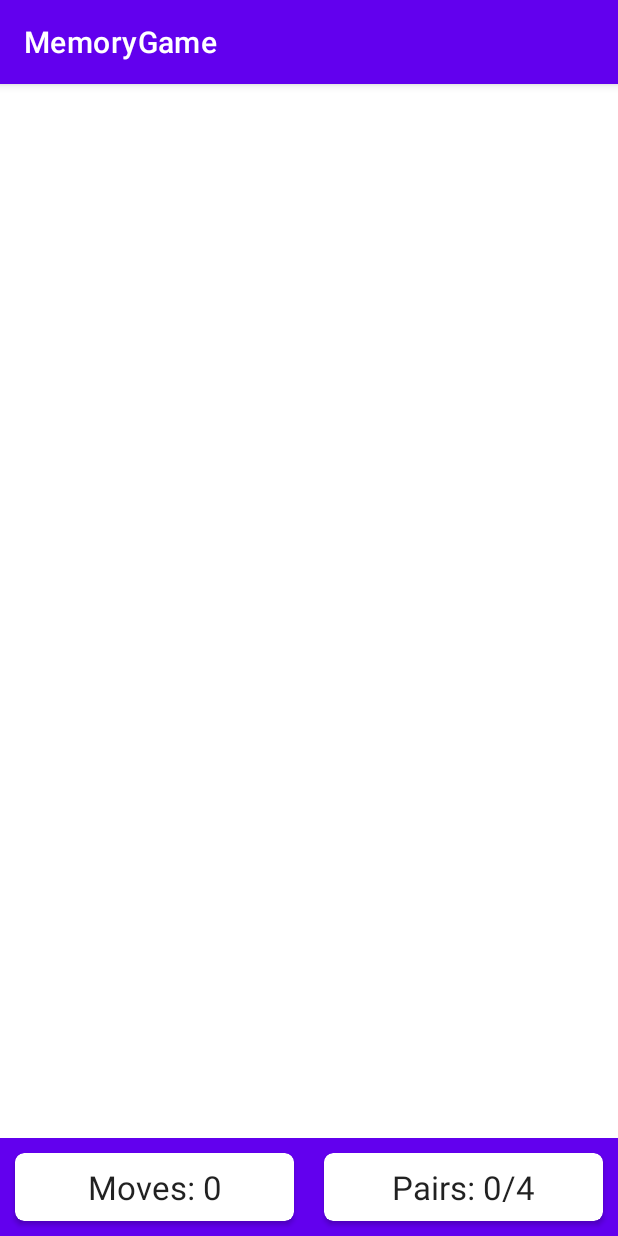
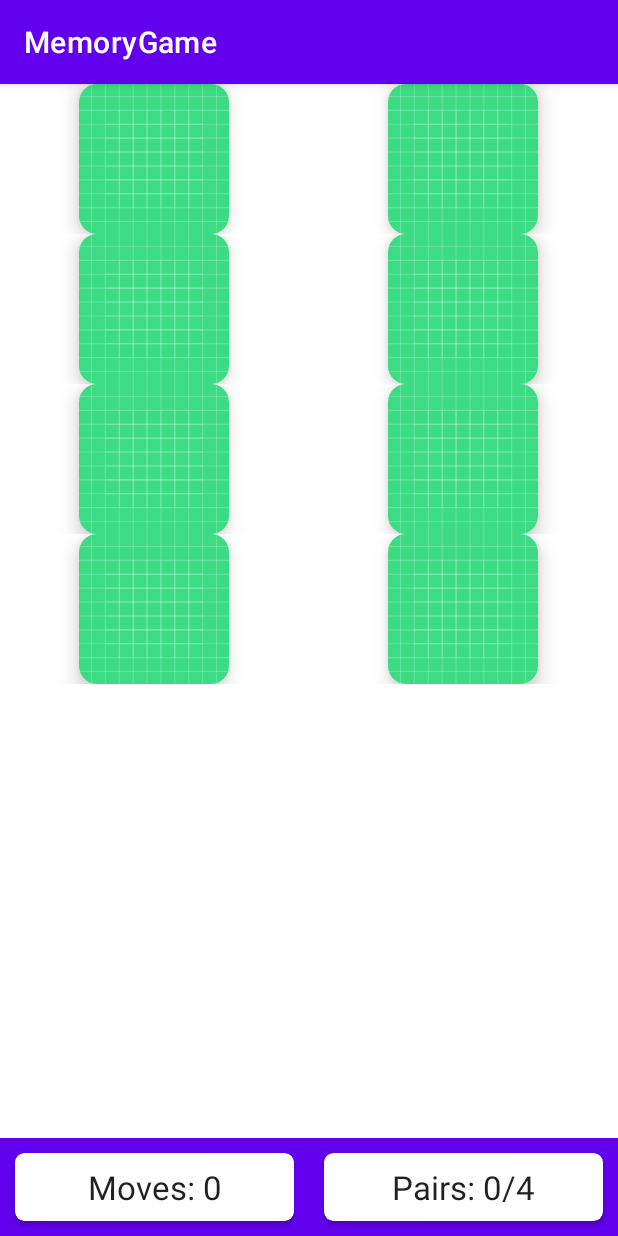
Before and after one commit to emryswei/MemoryGame, an Android app: the screen it shows after launch (MainActivity), on a phone screen of 412 x 824 dp. Run offline under Robolectric (Android 15) with nearby library versions, the phone set to English and light mode, and no system bars.

Commit message:
add basic card with recylerViewAdapter

```diff
--- a/app/build.gradle
+++ b/app/build.gradle
@@ -33,6 +33,7 @@ dependencies {
     implementation 'androidx.appcompat:appcompat:1.2.0'
     implementation 'com.google.android.material:material:1.3.0'
     implementation 'androidx.constraintlayout:constraintlayout:2.0.4'
+    implementation 'org.jetbrains:annotations:15.0'
     testImplementation 'junit:junit:4.+'
     androidTestImplementation 'androidx.test.ext:junit:1.1.2'
     androidTestImplementation 'androidx.test.espresso:espresso-core:3.3.0'
--- a/app/src/main/java/com/example/memorygame/MainActivity.java
+++ b/app/src/main/java/com/example/memorygame/MainActivity.java
@@ -2,8 +2,11 @@ package com.example.memorygame;
 
 import androidx.appcompat.app.AppCompatActivity;
 import androidx.recyclerview.widget.RecyclerView;
+import androidx.recyclerview.widget.GridLayoutManager;
 
 import android.os.Bundle;
+import android.view.View;
+import android.widget.ImageButton;
 import android.widget.TextView;
 
 public class MainActivity extends AppCompatActivity {
@@ -11,6 +14,7 @@ public class MainActivity extends AppCompatActivity {
     private TextView numMoves;
     private TextView numPairs;
     private RecyclerView recyclerView;
+    private ImageButton imageButton;
 
     @Override
     protected void onCreate(Bundle savedInstanceState) {
@@ -20,8 +24,12 @@ public class MainActivity extends AppCompatActivity {
         numMoves = findViewById(R.id.numMoves);
         numPairs = findViewById(R.id.numPairs);
         recyclerView = findViewById(R.id.recyclerViewBoard);
+        imageButton = findViewById(R.id.imageButton);
+        recyclerView.setHasFixedSize(true);
 
-
+        MemoryAdapter memoryAdapter = new MemoryAdapter(this, imageButton);
+        recyclerView.setAdapter(memoryAdapter);
+        recyclerView.setLayoutManager(new GridLayoutManager(this,2));
 
     }
 }
--- /dev/null
+++ b/app/src/main/java/com/example/memorygame/MemoryAdapter.java
@@ -0,0 +1,71 @@
+package com.example.memorygame;
+
+import android.content.Context;
+import android.media.Image;
+import android.util.Log;
+import android.view.LayoutInflater;
+import android.view.View;
+import android.view.ViewGroup;
+import android.widget.ImageButton;
+import android.widget.ImageView;
+import android.widget.Toast;
+
+import androidx.annotation.NonNull;
+import androidx.cardview.widget.CardView;
+import androidx.recyclerview.widget.RecyclerView;
+
+import org.jetbrains.annotations.NotNull;
+
+import java.util.ArrayList;
+
+public class MemoryAdapter extends RecyclerView.Adapter<MemoryAdapter.ViewHolder>{
+
+    private static final String TAG = "MemoryAdapter";
+    private Context context;
+    private ImageButton imageButton;
+
+    public static class ViewHolder extends RecyclerView.ViewHolder{
+        private ImageButton imageButton;
+        public ViewHolder(@NonNull @NotNull View itemView) {
+            super(itemView);
+            imageButton = itemView.findViewById(R.id.imageButton);
+        }
+    }
+
+    public MemoryAdapter(Context context, ImageButton imageButton) {
+        this.context = context;
+        this.imageButton = imageButton;
+    }
+
+
+    @NonNull
+    @NotNull
+    @Override
+    public ViewHolder onCreateViewHolder(ViewGroup parent, int viewType) {
+        double height = parent.getHeight();
+        double width = parent.getWidth();
+
+        View view = LayoutInflater.from(parent.getContext()).inflate(R.layout.memory_card, parent, false);
+        ViewHolder holder = new ViewHolder(view);
+        return holder;
+    }
+
+    @Override
+    public void onBindViewHolder(MemoryAdapter.ViewHolder holder, int position) {
+        holder.imageButton.setImageResource(R.drawable.ic_launcher_background);
+        holder.imageButton.setOnClickListener(new View.OnClickListener() {
+            @Override
+            public void onClick(View v) {
+                Toast.makeText(context, "onClicked position "+position, Toast.LENGTH_LONG).show();
+            }
+        });
+    }
+
+    @Override
+    public int getItemCount() {
+        return 8;
+    }
+
+
+
+}
--- /dev/null
+++ b/app/src/main/res/layout/memory_card.xml
@@ -0,0 +1,27 @@
+<?xml version="1.0" encoding="utf-8"?>
+<LinearLayout xmlns:android="http://schemas.android.com/apk/res/android"
+    xmlns:app="http://schemas.android.com/apk/res-auto"
+    xmlns:tools="http://schemas.android.com/tools"
+    android:layout_width="match_parent"
+    android:layout_height="wrap_content"
+    android:gravity="center">
+
+    <androidx.cardview.widget.CardView
+        android:id="@+id/cardView"
+        android:layout_width="100dp"
+        android:layout_height="100dp"
+        app:cardCornerRadius="12dp"
+        app:cardElevation="8dp">
+
+        <ImageButton
+            android:id="@+id/imageButton"
+            android:layout_width="match_parent"
+            android:layout_height="match_parent"
+            android:background="@color/white"
+            android:scaleType="centerCrop"
+            tools:srcCompat="@drawable/ic_launcher_background" />
+    </androidx.cardview.widget.CardView>
+
+
+
+</LinearLayout>
--- a/build.gradle
+++ b/build.gradle
@@ -16,7 +16,6 @@ allprojects {
     repositories {
         google()
         mavenCentral()
-        jcenter() // Warning: this repository is going to shut down soon
     }
 }
 
```
